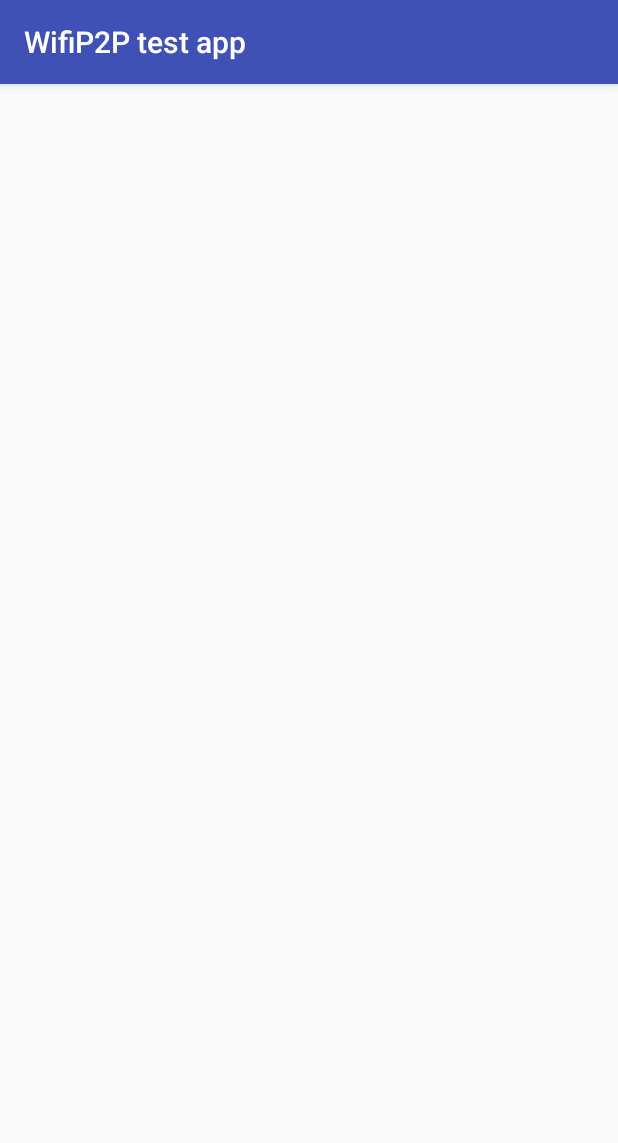
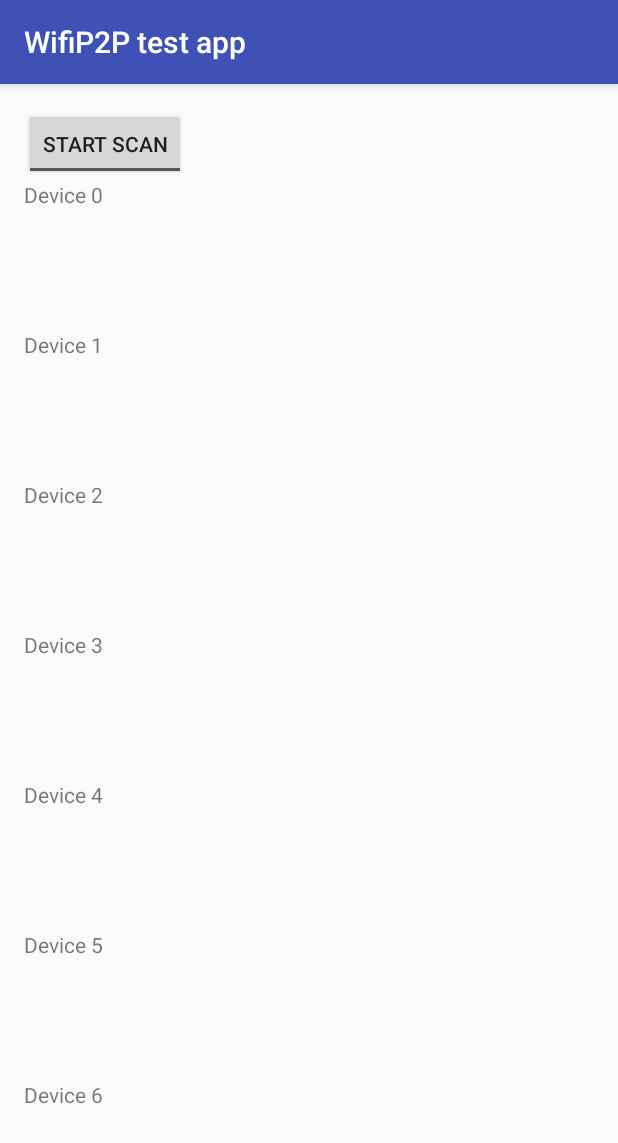
Before and after one commit to dbernic/WifiP2Ptestapp, an Android app: the screen it shows after launch (MainActivity), on a phone screen of 412 x 824 dp. Shown: the top 1143 px of the screen. Run offline under Robolectric (Android 15) with nearby library versions, the phone set to English and light mode, and no system bars.

```diff
--- a/app/build.gradle
+++ b/app/build.gradle
@@ -23,4 +23,6 @@ dependencies {
     compile fileTree(dir: 'libs', include: ['*.jar'])
     testCompile 'junit:junit:4.12'
     compile 'com.android.support:appcompat-v7:25.0.0'
+    compile 'com.android.support:recyclerview-v7:25.0.0'
+
 }
--- a/app/src/main/java/md/paynet/wifip2ptestapp/MainActivity.java
+++ b/app/src/main/java/md/paynet/wifip2ptestapp/MainActivity.java
@@ -1,15 +1,81 @@
 package md.paynet.wifip2ptestapp;
 
+import android.content.DialogInterface;
+import android.os.Bundle;
+import android.support.v7.app.AlertDialog;
 import android.support.v7.app.AppCompatActivity;
-import android.os.Bundle;
+import android.support.v7.widget.LinearLayoutManager;
+import android.support.v7.widget.RecyclerView;
+import android.widget.CompoundButton;
+import android.widget.EditText;
+import android.widget.ToggleButton;
 
-public class MainActivity extends AppCompatActivity {
+import java.util.ArrayList;
+import java.util.List;
+
+import md.paynet.wifip2ptestapp.adapters.Peer;
+import md.paynet.wifip2ptestapp.adapters.PeersAdapter;
+import md.paynet.wifip2ptestapp.util.PrefHelper;
+
+public class MainActivity extends AppCompatActivity implements CompoundButton.OnCheckedChangeListener{
+    private final String TAG = getClass().getSimpleName();
+    private RecyclerView peersRecycler;
+
+    private PeersAdapter peersAdapter;
+    private PrefHelper prefHelper;
 
     @Override
     protected void onCreate(Bundle savedInstanceState) {
         super.onCreate(savedInstanceState);
         setContentView(R.layout.activity_main);
+        prefHelper = new PrefHelper(this);
+        if (prefHelper.getDeviceName().length() == 0) {
+            showAlertDialog();
+        }
+        initViews();
+    }
 
+    private void showAlertDialog() {
+        final EditText editText = new EditText(this);
+        new AlertDialog.Builder(this).setView(editText).setMessage("Enter Device Name")
+                .setPositiveButton("Set", new DialogInterface.OnClickListener() {
+                    @Override
+                    public void onClick(DialogInterface dialogInterface, int i) {
+                        prefHelper.setDeviceName(editText.getText().toString());
+                    }
+                })
+                .setNegativeButton("Cancel", new DialogInterface.OnClickListener() {
+                    @Override
+                    public void onClick(DialogInterface dialogInterface, int i) {
+                        dialogInterface.dismiss();
+                    }
+                })
+                .show();
+    }
 
+    private void initViews() {
+        ((ToggleButton)findViewById(R.id.scanButton)).setOnCheckedChangeListener(this);
+
+        peersRecycler = (RecyclerView) findViewById(R.id.peerRecyclerView);
+        peersAdapter = new PeersAdapter(tmpDummyListInit());
+        peersRecycler.setLayoutManager(new LinearLayoutManager(this));
+        peersRecycler.setAdapter(peersAdapter);
+    }
+
+    private List<Peer> tmpDummyListInit() {
+        List<Peer> peerList = new ArrayList<>();
+        for (int i = 0; i < 10; i++) {
+            peerList.add(new Peer("Device " + i));
+        }
+        return peerList;
+    }
+
+    @Override
+    public void onCheckedChanged(CompoundButton compoundButton, boolean b) {
+        switch (compoundButton.getId()) {
+            case R.id.scanButton:
+
+                break;
+        }
     }
 }
--- /dev/null
+++ b/app/src/main/java/md/paynet/wifip2ptestapp/adapters/Peer.java
@@ -0,0 +1,21 @@
+package md.paynet.wifip2ptestapp.adapters;
+
+/**
+ * Created by AMD on 11/5/16.
+ */
+
+public class Peer {
+    private String deviceName;
+
+    public Peer(String deviceName) {
+        this.deviceName = deviceName;
+    }
+
+    public String getDeviceName() {
+        return deviceName;
+    }
+
+    public void setDeviceName(String deviceName) {
+        this.deviceName = deviceName;
+    }
+}
--- /dev/null
+++ b/app/src/main/java/md/paynet/wifip2ptestapp/adapters/PeersAdapter.java
@@ -0,0 +1,62 @@
+package md.paynet.wifip2ptestapp.adapters;
+
+import android.support.v7.widget.RecyclerView;
+import android.view.LayoutInflater;
+import android.view.View;
+import android.view.ViewGroup;
+import android.widget.TextView;
+
+import java.util.List;
+
+import md.paynet.wifip2ptestapp.R;
+import md.paynet.wifip2ptestapp.dialogs.PeerDialog;
+
+/**
+ * Created by AMD on 11/5/16.
+ */
+
+public class PeersAdapter extends RecyclerView.Adapter<RecyclerView.ViewHolder>{
+    List<Peer> itemList;
+
+    public PeersAdapter(List<Peer> itemList) {
+        this.itemList = itemList;
+
+    }
+
+    @Override
+    public RecyclerView.ViewHolder onCreateViewHolder(ViewGroup parent, int viewType) {
+        View view = LayoutInflater.from(parent.getContext()).inflate(R.layout.item_peer, parent, false);
+        return new PeersHolder(view);
+    }
+
+    @Override
+    public void onBindViewHolder(RecyclerView.ViewHolder holder, int position) {
+        PeersHolder myHolder = (PeersHolder) holder;
+        myHolder.peerName.setText(itemList.get(position).getDeviceName());
+    }
+
+    @Override
+    public int getItemCount() {
+        return itemList.size();
+    }
+
+    protected class PeersHolder extends RecyclerView.ViewHolder implements View.OnClickListener{
+        protected TextView peerName;
+
+        public PeersHolder(View itemView) {
+            super(itemView);
+            peerName = (TextView) itemView.findViewById(R.id.peerName);
+            peerName.setOnClickListener(this);
+        }
+
+        @Override
+        public void onClick(View view) {
+            switch (view.getId()) {
+                case R.id.peerName:
+                    PeerDialog peerDialog = new PeerDialog(view.getContext());
+                    peerDialog.show();
+                    peerDialog.setPeerDescription(itemList.get(getAdapterPosition()).getDeviceName() + "\n new line");
+            }
+        }
+    }
+}
--- /dev/null
+++ b/app/src/main/java/md/paynet/wifip2ptestapp/util/PrefHelper.java
@@ -0,0 +1,28 @@
+package md.paynet.wifip2ptestapp.util;
+
+import android.content.Context;
+import android.content.SharedPreferences;
+import android.preference.PreferenceManager;
+
+/**
+ * Created by AMD on 11/5/16.
+ */
+
+public class PrefHelper {
+    public static final String APP_SHARED_PREFERENCES = "sharedPreferences";
+    public static final String DEVICE_NAME = "deviceName";
+
+    private SharedPreferences sharedPreferences;
+
+    public PrefHelper(Context context) {
+        sharedPreferences = PreferenceManager.getDefaultSharedPreferences(context);
+    }
+
+    public String getDeviceName() {
+        return sharedPreferences.getString(DEVICE_NAME, "");
+    }
+
+    public void setDeviceName(String deviceName) {
+        sharedPreferences.edit().putString(DEVICE_NAME, deviceName).apply();
+    }
+}
--- a/app/src/main/res/layout/activity_main.xml
+++ b/app/src/main/res/layout/activity_main.xml
@@ -1,5 +1,5 @@
 <?xml version="1.0" encoding="utf-8"?>
-<RelativeLayout xmlns:android="http://schemas.android.com/apk/res/android"
+<LinearLayout xmlns:android="http://schemas.android.com/apk/res/android"
     xmlns:tools="http://schemas.android.com/tools"
     android:layout_width="match_parent"
     android:layout_height="match_parent"
@@ -7,7 +7,23 @@
     android:paddingLeft="@dimen/activity_horizontal_margin"
     android:paddingRight="@dimen/activity_horizontal_margin"
     android:paddingTop="@dimen/activity_vertical_margin"
+    android:orientation="vertical"
     tools:context="md.paynet.wifip2ptestapp.MainActivity">
 
+    <LinearLayout
+        android:layout_width="match_parent"
+        android:layout_height="wrap_content">
+        <ToggleButton
+            android:id="@+id/scanButton"
+            android:textOn="@string/button_scan_state_on"
+            android:textOff="@string/button_scan_state_off"
+            android:layout_width="wrap_content"
+            android:layout_height="wrap_content" />
+    </LinearLayout>
 
-</RelativeLayout>
+    <android.support.v7.widget.RecyclerView
+        android:id="@+id/peerRecyclerView"
+        android:layout_width="match_parent"
+        android:layout_height="wrap_content"/>
+
+</LinearLayout>
--- /dev/null
+++ b/app/src/main/res/layout/item_peer.xml
@@ -0,0 +1,12 @@
+<?xml version="1.0" encoding="utf-8"?>
+<LinearLayout xmlns:android="http://schemas.android.com/apk/res/android"
+    android:orientation="vertical"
+    android:layout_width="match_parent"
+    android:layout_height="100dp">
+
+    <TextView
+        android:id="@+id/peerName"
+        android:layout_width="wrap_content"
+        android:layout_height="match_parent" />
+
+</LinearLayout>
--- a/app/src/main/res/values/strings.xml
+++ b/app/src/main/res/values/strings.xml
@@ -1,3 +1,5 @@
 <resources>
     <string name="app_name">WifiP2P test app</string>
+    <string name="button_scan_state_on">Stop Scan</string>
+    <string name="button_scan_state_off">Start Scan</string>
 </resources>
```
Also changed, not shown: app/src/main/java/md/paynet/wifip2ptestapp/dialogs/PeerDialog.java (added, +33 -0 lines), app/src/main/res/layout/dialog_peer.xml (added, +13 -0 lines).
